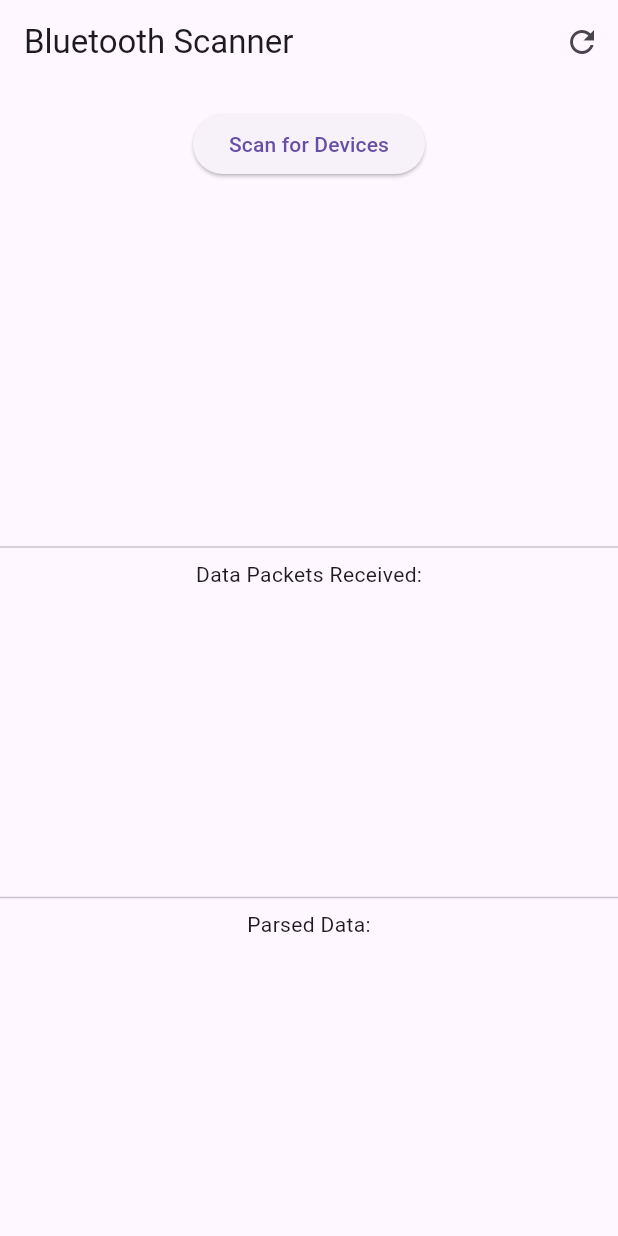
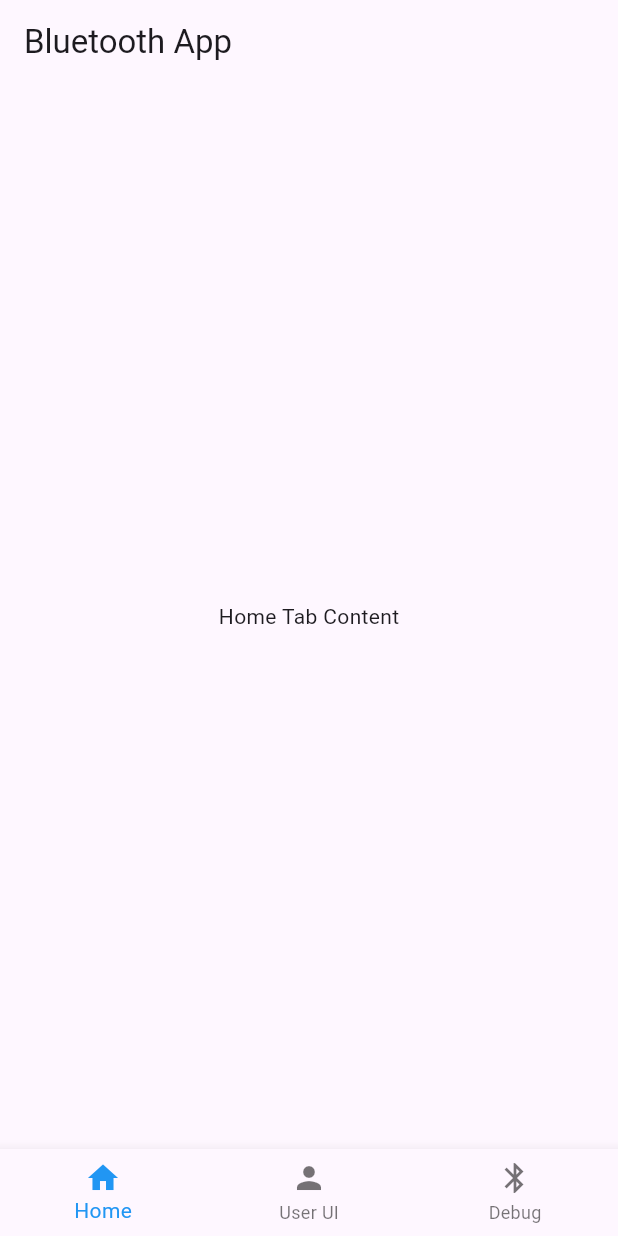
Before and after one commit to HengNguan/BT_App, a Flutter app: the screen it shows after launch, on a phone screen of 412 x 824 dp. Run offline on Flutter 3.47's test engine with Material 3 defaults, Android fonts, the phone set to English and light mode, and no system bars; our stand-ins replace flutter_blue_plus.

Commit message:
Add bar, modify UI

```diff
--- a/lib/main.dart
+++ b/lib/main.dart
@@ -3,18 +3,174 @@ import 'dart:io' show Platform;
 import 'package:flutter_blue_plus/flutter_blue_plus.dart';
 
 void main() {
-  runApp(const BluetoothApp());
+  runApp(BluetoothApp());
 }
 
 class BluetoothApp extends StatelessWidget {
-  const BluetoothApp({Key? key}) : super(key: key);
+  //const BluetoothApp({Key? key}) : super(key: key);
+  @override
+  Widget build(BuildContext context) {
+    return MaterialApp(
+      title: 'Bluetooth App',
+      //initialRoute: '/',
+      //routes: {
+      //  '/': (context) =>  HomeScreen(),
+      //  '/default': (context) => defaultPage(),
+      //  '/debug': (context) => BluetoothHomePage(),
+      //},
+      theme: ThemeData(primarySwatch: Colors.blue),
+      home: HomeScreen()
+      //home: const BluetoothHomePage(),
+    );
+  }
+}
+
+// class HomeScreen extends StatelessWidget {
+//   @override
+//   Widget build(BuildContext context) {
+//     return Scaffold(
+//       appBar: AppBar(
+//         title: Text('Home Screen'),
+//       ),
+//       body: Center(
+//         child: Column(
+//           mainAxisAlignment: MainAxisAlignment.center,
+//           children: <Widget>[
+//             ElevatedButton(
+//               onPressed: () {
+//                 Navigator.pushNamed(context, '/default');
+//               },
+//               child: Text('Go to User UI'),
+//             ),
+//             ElevatedButton(
+//               onPressed: () {
+//                 Navigator.pushNamed(context, '/debug');
+//               },
+//               child: Text('Go to Debug UI'),
+//             ),
+//           ],
+//         ),
+//       ),
+//     );
+//   }
+// }
+
+class HomeScreen extends StatefulWidget {
+  @override
+  _HomeScreenState createState() => _HomeScreenState();
+}
+
+class _HomeScreenState extends State<HomeScreen> {
+  int _selectedIndex = 0;
+
+  static List<Widget> _widgetOptions = <Widget>[
+    HomeTab(),
+    DefaultPage(),
+    BluetoothHomePage(),
+  ];
+
+  void _onItemTapped(int index) {
+    setState(() {
+      _selectedIndex = index;
+    });
+  }
 
   @override
   Widget build(BuildContext context) {
-    return MaterialApp(
-      title: 'Bluetooth Scanner',
-      theme: ThemeData(primarySwatch: Colors.blue),
-      home: const BluetoothHomePage(),
+    return Scaffold(
+      appBar: AppBar(
+        title: Text('Bluetooth App'),
+      ),
+      body: Center(
+        child: _widgetOptions.elementAt(_selectedIndex),
+      ),
+      bottomNavigationBar: BottomNavigationBar(
+        items: const <BottomNavigationBarItem>[
+          BottomNavigationBarItem(
+            icon: Icon(Icons.home),
+            label: 'Home',
+          ),
+          BottomNavigationBarItem(
+            icon: Icon(Icons.person),
+            label: 'User UI',
+          ),
+          BottomNavigationBarItem(
+            icon: Icon(Icons.bluetooth),
+            label: 'Debug',
+          ),
+        ],
+        currentIndex: _selectedIndex,
+        selectedItemColor: Colors.blue,
+        onTap: _onItemTapped,
+      ),
+    );
+  }
+}
+
+class HomeTab extends StatelessWidget {
+  @override
+  Widget build(BuildContext context) {
+    return Center(
+      child: Text('Home Tab Content'),
+    );
+  }
+}
+
+class DefaultPage extends StatelessWidget {
+  @override
+  Widget build(BuildContext context) {
+    double progress = 0.9;
+    double countdown = 2.0;
+    return Scaffold(
+      appBar: AppBar(
+        title: Text('Overview'),
+      ),
+      body: Center(
+        child: Column(
+          mainAxisAlignment: MainAxisAlignment.center,
+          children: <Widget>[
+            Stack(
+              alignment: Alignment.center,
+              children: <Widget>[
+                SizedBox(
+                  width: 200,
+                  height: 200,
+                  child: CircularProgressIndicator(
+                    value: progress,
+                    strokeWidth: 10,
+                  ),
+                ),
+                Column(
+                  mainAxisAlignment: MainAxisAlignment.center,
+                  children: <Widget>[
+                    Text(
+                      '${(progress * 100).toInt()}%',
+                      style: TextStyle(
+                        fontSize: 40,
+                        fontWeight: FontWeight.bold,
+                      ),
+                    ),
+                    Text(
+                      'Today\'s Progress',
+                      style: TextStyle(
+                        fontSize: 20,
+                      ),
+                    ),
+                  ],
+                ),
+              ],
+            ),
+            SizedBox(height: 20), // Add some space between the sections
+            Text(
+              'Next reminder in $countdown hours',
+              style: TextStyle(
+                fontSize: 16,
+                color: Colors.grey,
+              ),
+            ),
+          ],
+        ),
+      ),
     );
   }
 }
```
